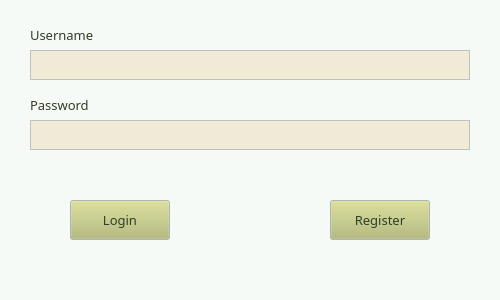
First picture: the form in userInterface/loginFrame.ui, repository yangqee/Menu, before the edit.
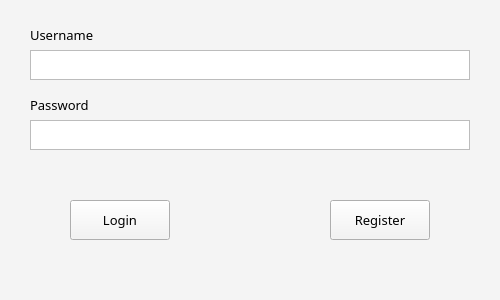
Second picture: the form after the edit.

```diff
--- a/userInterface/loginFrame.ui
+++ b/userInterface/loginFrame.ui
@@ -34,153 +34,135 @@
      <colorrole role="WindowText">
       <brush brushstyle="SolidPattern">
        <color alpha="255">
-        <red>48</red>
-        <green>62</green>
-        <blue>39</blue>
+        <red>0</red>
+        <green>0</green>
+        <blue>0</blue>
        </color>
       </brush>
      </colorrole>
      <colorrole role="Button">
       <brush brushstyle="SolidPattern">
        <color alpha="255">
-        <red>180</red>
-        <green>187</green>
-        <blue>114</blue>
+        <red>244</red>
+        <green>244</green>
+        <blue>244</blue>
        </color>
       </brush>
      </colorrole>
      <colorrole role="Light">
       <brush brushstyle="SolidPattern">
        <color alpha="255">
-        <red>246</red>
-        <green>250</green>
-        <blue>247</blue>
+        <red>255</red>
+        <green>255</green>
+        <blue>255</blue>
        </color>
       </brush>
      </colorrole>
      <colorrole role="Midlight">
       <brush brushstyle="SolidPattern">
        <color alpha="255">
-        <red>239</red>
-        <green>235</green>
-        <blue>215</blue>
+        <red>249</red>
+        <green>249</green>
+        <blue>249</blue>
        </color>
       </brush>
      </colorrole>
      <colorrole role="Dark">
       <brush brushstyle="SolidPattern">
        <color alpha="255">
-        <red>227</red>
-        <green>219</green>
-        <blue>189</blue>
+        <red>122</red>
+        <green>122</green>
+        <blue>122</blue>
        </color>
       </brush>
      </colorrole>
      <colorrole role="Mid">
       <brush brushstyle="SolidPattern">
        <color alpha="255">
-        <red>231</red>
-        <green>234</green>
-        <blue>168</blue>
+        <red>163</red>
+        <green>163</green>
+        <blue>163</blue>
        </color>
       </brush>
      </colorrole>
      <colorrole role="Text">
       <brush brushstyle="SolidPattern">
        <color alpha="255">
-        <red>48</red>
-        <green>62</green>
-        <blue>39</blue>
+        <red>0</red>
+        <green>0</green>
+        <blue>0</blue>
        </color>
       </brush>
      </colorrole>
      <colorrole role="BrightText">
       <brush brushstyle="SolidPattern">
        <color alpha="255">
-        <red>180</red>
-        <green>187</green>
-        <blue>114</blue>
+        <red>255</red>
+        <green>255</green>
+        <blue>255</blue>
        </color>
       </brush>
      </colorrole>
      <colorrole role="ButtonText">
       <brush brushstyle="SolidPattern">
        <color alpha="255">
-        <red>48</red>
-        <green>62</green>
-        <blue>39</blue>
+        <red>0</red>
+        <green>0</green>
+        <blue>0</blue>
        </color>
       </brush>
      </colorrole>
      <colorrole role="Base">
       <brush brushstyle="SolidPattern">
        <color alpha="255">
-        <red>239</red>
-        <green>235</green>
-        <blue>215</blue>
+        <red>255</red>
+        <green>255</green>
+        <blue>255</blue>
        </color>
       </brush>
      </colorrole>
      <colorrole role="Window">
       <brush brushstyle="SolidPattern">
        <color alpha="255">
-        <red>246</red>
-        <green>250</green>
-        <blue>247</blue>
+        <red>244</red>
+        <green>244</green>
+        <blue>244</blue>
        </color>
       </brush>
      </colorrole>
      <colorrole role="Shadow">
       <brush brushstyle="SolidPattern">
        <color alpha="255">
-        <red>227</red>
-        <green>219</green>
-        <blue>189</blue>
-       </color>
-      </brush>
-     </colorrole>
-     <colorrole role="Highlight">
-      <brush brushstyle="SolidPattern">
-       <color alpha="255">
-        <red>180</red>
-        <green>187</green>
-        <blue>114</blue>
-       </color>
-      </brush>
-     </colorrole>
-     <colorrole role="HighlightedText">
-      <brush brushstyle="SolidPattern">
-       <color alpha="255">
-        <red>231</red>
-        <green>234</green>
-        <blue>168</blue>
+        <red>0</red>
+        <green>0</green>
+        <blue>0</blue>
        </color>
       </brush>
      </colorrole>
      <colorrole role="AlternateBase">
       <brush brushstyle="SolidPattern">
        <color alpha="255">
-        <red>227</red>
-        <green>219</green>
-        <blue>189</blue>
+        <red>249</red>
+        <green>249</green>
+        <blue>249</blue>
        </color>
       </brush>
      </colorrole>
-     <colorrole role="NoRole">
+     <colorrole role="ToolTipBase">
       <brush brushstyle="SolidPattern">
        <color alpha="255">
-        <red>48</red>
-        <green>62</green>
-        <blue>39</blue>
+        <red>255</red>
+        <green>255</green>
+        <blue>220</blue>
        </color>
       </brush>
      </colorrole>
      <colorrole role="ToolTipText">
       <brush brushstyle="SolidPattern">
        <color alpha="255">
-        <red>48</red>
-        <green>62</green>
-        <blue>39</blue>
+        <red>0</red>
+        <green>0</green>
+        <blue>0</blue>
        </color>
       </brush>
      </colorrole>
@@ -189,153 +171,135 @@
      <colorrole role="WindowText">
       <brush brushstyle="SolidPattern">
        <color alpha="255">
-        <red>48</red>
-        <green>62</green>
-        <blue>39</blue>
+        <red>0</red>
+        <green>0</green>
+        <blue>0</blue>
        </color>
       </brush>
      </colorrole>
      <colorrole role="Button">
       <brush brushstyle="SolidPattern">
        <color alpha="255">
-        <red>180</red>
-        <green>187</green>
-        <blue>114</blue>
+        <red>244</red>
+        <green>244</green>
+        <blue>244</blue>
        </color>
       </brush>
      </colorrole>
      <colorrole role="Light">
       <brush brushstyle="SolidPattern">
        <color alpha="255">
-        <red>246</red>
-        <green>250</green>
-        <blue>247</blue>
+        <red>255</red>
+        <green>255</green>
+        <blue>255</blue>
        </color>
       </brush>
      </colorrole>
      <colorrole role="Midlight">
       <brush brushstyle="SolidPattern">
        <color alpha="255">
-        <red>239</red>
-        <green>235</green>
-        <blue>215</blue>
+        <red>249</red>
+        <green>249</green>
+        <blue>249</blue>
        </color>
       </brush>
      </colorrole>
      <colorrole role="Dark">
       <brush brushstyle="SolidPattern">
        <color alpha="255">
-        <red>227</red>
-        <green>219</green>
-        <blue>189</blue>
+        <red>122</red>
+        <green>122</green>
+        <blue>122</blue>
        </color>
       </brush>
      </colorrole>
      <colorrole role="Mid">
       <brush brushstyle="SolidPattern">
        <color alpha="255">
-        <red>231</red>
-        <green>234</green>
-        <blue>168</blue>
+        <red>163</red>
+        <green>163</green>
+        <blue>163</blue>
        </color>
       </brush>
      </colorrole>
      <colorrole role="Text">
       <brush brushstyle="SolidPattern">
        <color alpha="255">
-        <red>48</red>
-        <green>62</green>
-        <blue>39</blue>
+        <red>0</red>
+        <green>0</green>
+        <blue>0</blue>
        </color>
       </brush>
      </colorrole>
      <colorrole role="BrightText">
       <brush brushstyle="SolidPattern">
        <color alpha="255">
-        <red>180</red>
-        <green>187</green>
-        <blue>114</blue>
+        <red>255</red>
+        <green>255</green>
+        <blue>255</blue>
        </color>
       </brush>
      </colorrole>
      <colorrole role="ButtonText">
       <brush brushstyle="SolidPattern">
        <color alpha="255">
-        <red>48</red>
-        <green>62</green>
-        <blue>39</blue>
+        <red>0</red>
+        <green>0</green>
+        <blue>0</blue>
        </color>
       </brush>
      </colorrole>
      <colorrole role="Base">
       <brush brushstyle="SolidPattern">
        <color alpha="255">
-        <red>239</red>
-        <green>235</green>
-        <blue>215</blue>
+        <red>255</red>
+        <green>255</green>
+        <blue>255</blue>
        </color>
       </brush>
      </colorrole>
      <colorrole role="Window">
       <brush brushstyle="SolidPattern">
        <color alpha="255">
-        <red>246</red>
-        <green>250</green>
-        <blue>247</blue>
+        <red>244</red>
+        <green>244</green>
+        <blue>244</blue>
        </color>
       </brush>
      </colorrole>
      <colorrole role="Shadow">
       <brush brushstyle="SolidPattern">
        <color alpha="255">
-        <red>227</red>
-        <green>219</green>
-        <blue>189</blue>
-       </color>
-      </brush>
-     </colorrole>
-     <colorrole role="Highlight">
-      <brush brushstyle="SolidPattern">
-       <color alpha="255">
-        <red>180</red>
-        <green>187</green>
-        <blue>114</blue>
-       </color>
-      </brush>
-     </colorrole>
-     <colorrole role="HighlightedText">
-      <brush brushstyle="SolidPattern">
-       <color alpha="255">
-        <red>231</red>
-        <green>234</green>
-        <blue>168</blue>
+        <red>0</red>
+        <green>0</green>
+        <blue>0</blue>
        </color>
       </brush>
      </colorrole>
      <colorrole role="AlternateBase">
       <brush brushstyle="SolidPattern">
        <color alpha="255">
-        <red>227</red>
-        <green>219</green>
-        <blue>189</blue>
+        <red>249</red>
+        <green>249</green>
+        <blue>249</blue>
        </color>
       </brush>
      </colorrole>
-     <colorrole role="NoRole">
+     <colorrole role="ToolTipBase">
       <brush brushstyle="SolidPattern">
        <color alpha="255">
-        <red>48</red>
-        <green>62</green>
-        <blue>39</blue>
+        <red>255</red>
+        <green>255</green>
+        <blue>220</blue>
        </color>
       </brush>
      </colorrole>
      <colorrole role="ToolTipText">
       <brush brushstyle="SolidPattern">
        <color alpha="255">
-        <red>48</red>
-        <green>62</green>
-        <blue>39</blue>
+        <red>0</red>
+        <green>0</green>
+        <blue>0</blue>
        </color>
       </brush>
      </colorrole>
@@ -344,153 +308,135 @@
      <colorrole role="WindowText">
       <brush brushstyle="SolidPattern">
        <color alpha="255">
-        <red>227</red>
-        <green>219</green>
-        <blue>189</blue>
+        <red>122</red>
+        <green>122</green>
+        <blue>122</blue>
        </color>
       </brush>
      </colorrole>
      <colorrole role="Button">
       <brush brushstyle="SolidPattern">
        <color alpha="255">
-        <red>180</red>
-        <green>187</green>
-        <blue>114</blue>
+        <red>244</red>
+        <green>244</green>
+        <blue>244</blue>
        </color>
       </brush>
      </colorrole>
      <colorrole role="Light">
       <brush brushstyle="SolidPattern">
        <color alpha="255">
-        <red>246</red>
-        <green>250</green>
-        <blue>247</blue>
+        <red>255</red>
+        <green>255</green>
+        <blue>255</blue>
        </color>
       </brush>
      </colorrole>
      <colorrole role="Midlight">
       <brush brushstyle="SolidPattern">
        <color alpha="255">
-        <red>239</red>
-        <green>235</green>
-        <blue>215</blue>
+        <red>249</red>
+        <green>249</green>
+        <blue>249</blue>
        </color>
       </brush>
      </colorrole>
      <colorrole role="Dark">
       <brush brushstyle="SolidPattern">
        <color alpha="255">
-        <red>227</red>
-        <green>219</green>
-        <blue>189</blue>
+        <red>122</red>
+        <green>122</green>
+        <blue>122</blue>
        </color>
       </brush>
      </colorrole>
      <colorrole role="Mid">
       <brush brushstyle="SolidPattern">
        <color alpha="255">
-        <red>231</red>
-        <green>234</green>
-        <blue>168</blue>
+        <red>163</red>
+        <green>163</green>
+        <blue>163</blue>
        </color>
       </brush>
      </colorrole>
      <colorrole role="Text">
       <brush brushstyle="SolidPattern">
        <color alpha="255">
-        <red>227</red>
-        <green>219</green>
-        <blue>189</blue>
+        <red>122</red>
+        <green>122</green>
+        <blue>122</blue>
        </color>
       </brush>
      </colorrole>
      <colorrole role="BrightText">
       <brush brushstyle="SolidPattern">
        <color alpha="255">
-        <red>180</red>
-        <green>187</green>
-        <blue>114</blue>
+        <red>255</red>
+        <green>255</green>
+        <blue>255</blue>
        </color>
       </brush>
      </colorrole>
      <colorrole role="ButtonText">
       <brush brushstyle="SolidPattern">
        <color alpha="255">
-        <red>227</red>
-        <green>219</green>
-        <blue>189</blue>
+        <red>122</red>
+        <green>122</green>
+        <blue>122</blue>
        </color>
       </brush>
      </colorrole>
      <colorrole role="Base">
       <brush brushstyle="SolidPattern">
        <color alpha="255">
-        <red>246</red>
-        <green>250</green>
-        <blue>247</blue>
+        <red>244</red>
+        <green>244</green>
+        <blue>244</blue>
        </color>
       </brush>
      </colorrole>
      <colorrole role="Window">
       <brush brushstyle="SolidPattern">
        <color alpha="255">
-        <red>246</red>
-        <green>250</green>
-        <blue>247</blue>
+        <red>244</red>
+        <green>244</green>
+        <blue>244</blue>
        </color>
       </brush>
      </colorrole>
      <colorrole role="Shadow">
       <brush brushstyle="SolidPattern">
        <color alpha="255">
-        <red>227</red>
-        <green>219</green>
-        <blue>189</blue>
-       </color>
-      </brush>
-     </colorrole>
-     <colorrole role="Highlight">
-      <brush brushstyle="SolidPattern">
-       <color alpha="255">
         <red>0</red>
-        <green>120</green>
-        <blue>215</blue>
-       </color>
-      </brush>
-     </colorrole>
-     <colorrole role="HighlightedText">
-      <brush brushstyle="SolidPattern">
-       <color alpha="255">
-        <red>231</red>
-        <green>234</green>
-        <blue>168</blue>
+        <green>0</green>
+        <blue>0</blue>
        </color>
       </brush>
      </colorrole>
      <colorrole role="AlternateBase">
       <brush brushstyle="SolidPattern">
        <color alpha="255">
-        <red>227</red>
-        <green>219</green>
-        <blue>189</blue>
+        <red>244</red>
+        <green>244</green>
+        <blue>244</blue>
        </color>
       </brush>
      </colorrole>
-     <colorrole role="NoRole">
+     <colorrole role="ToolTipBase">
       <brush brushstyle="SolidPattern">
        <color alpha="255">
-        <red>48</red>
-        <green>62</green>
-        <blue>39</blue>
+        <red>255</red>
+        <green>255</green>
+        <blue>220</blue>
        </color>
       </brush>
      </colorrole>
      <colorrole role="ToolTipText">
       <brush brushstyle="SolidPattern">
        <color alpha="255">
-        <red>48</red>
-        <green>62</green>
-        <blue>39</blue>
+        <red>0</red>
+        <green>0</green>
+        <blue>0</blue>
        </color>
       </brush>
      </colorrole>
```
